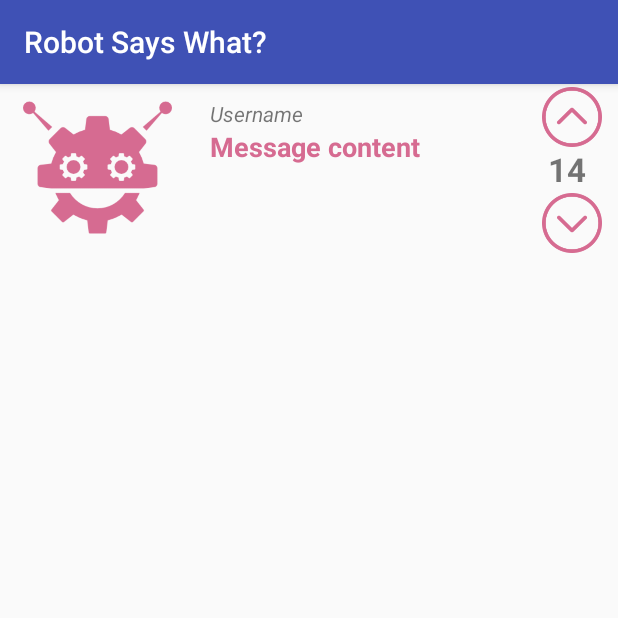
After one commit to AshleyRayMaceli/discussion-forum-android, an Android app: the fragment ThreadDetailFragment shown on its own in the app's theme, on a phone screen of 412 x 824 dp, the top half of it. The commit adds this screen. Run offline under Robolectric (Android 15) with nearby library versions, the phone set to English and light mode, and no system bars.

Commit message:
Create ThreadDetailActivity and corresponding xml file with basic layout for Thread Details

```diff
--- a/app/build.gradle
+++ b/app/build.gradle
@@ -37,7 +37,8 @@ android {
 dependencies {
     compile fileTree(dir: 'libs', include: ['*.jar'])
     testCompile 'junit:junit:4.12'
-    compile 'com.android.support:appcompat-v7:23.0.0'
+    apt 'org.parceler:parceler:1.1.1'
+    compile 'com.android.support:appcompat-v7:23.4.0'
     compile 'com.jakewharton:butterknife:7.0.1'
     compile 'com.android.support:recyclerview-v7:23.4.0'
     compile 'com.squareup.picasso:picasso:2.5.2'
@@ -45,7 +46,6 @@ dependencies {
     compile 'org.parceler:parceler-api:1.1.1'
     compile 'com.google.firebase:firebase-database:9.2.0'
     compile 'com.firebaseui:firebase-ui-database:0.4.1'
-    apt 'org.parceler:parceler:1.1.1'
 }
 
 apply plugin: 'com.google.gms.google-services'
--- a/app/src/main/AndroidManifest.xml
+++ b/app/src/main/AndroidManifest.xml
@@ -17,7 +17,8 @@
                 <category android:name="android.intent.category.LAUNCHER" />
             </intent-filter>
         </activity>
-        <activity android:name=".ui.NewPostActivity"></activity>
+        <activity android:name=".ui.NewPostActivity" />
+        <activity android:name=".ui.ThreadDetailActivity"></activity>
     </application>
 
 </manifest>
--- a/app/src/main/java/com/example/guest/discussionforum/models/Thread.java
+++ b/app/src/main/java/com/example/guest/discussionforum/models/Thread.java
@@ -1,9 +1,12 @@
 package com.example.guest.discussionforum.models;
+
+import java.util.ArrayList;
 
 public class Thread {
     String userName;
     String message;
     int score = 0;
+    ArrayList<String> comments = new ArrayList<String>();
 
     public Thread(String userName, String message) {
         this.userName = userName;
--- /dev/null
+++ b/app/src/main/java/com/example/guest/discussionforum/ui/ThreadDetailActivity.java
@@ -0,0 +1,13 @@
+package com.example.guest.discussionforum.ui;
+
+import android.support.v7.app.AppCompatActivity;
+import android.os.Bundle;
+
+public class ThreadDetailActivity extends AppCompatActivity {
+
+    @Override
+    protected void onCreate(Bundle savedInstanceState) {
+        super.onCreate(savedInstanceState);
+        setContentView(R.layout.activity_thread_detail);
+    }
+}
--- /dev/null
+++ b/app/src/main/java/com/example/guest/discussionforum/ui/ThreadDetailFragment.java
@@ -0,0 +1,26 @@
+package com.example.guest.discussionforum.ui;
+
+import android.os.Bundle;
+import android.support.v4.app.Fragment;
+import android.view.LayoutInflater;
+import android.view.View;
+import android.view.ViewGroup;
+
+import com.example.guest.discussionforum.R;
+
+public class ThreadDetailFragment extends Fragment {
+
+
+    public ThreadDetailFragment() {
+        // Required empty public constructor
+    }
+
+
+    @Override
+    public View onCreateView(LayoutInflater inflater, ViewGroup container,
+                             Bundle savedInstanceState) {
+        // Inflate the layout for this fragment
+        return inflater.inflate(R.layout.fragment_thread_detail, container, false);
+    }
+
+}
--- /dev/null
+++ b/app/src/main/res/layout/activity_thread_detail.xml
@@ -0,0 +1,14 @@
+<?xml version="1.0" encoding="utf-8"?>
+<RelativeLayout xmlns:android="http://schemas.android.com/apk/res/android"
+    xmlns:tools="http://schemas.android.com/tools"
+    android:layout_width="match_parent"
+    android:layout_height="match_parent"
+    tools:context="com.example.guest.discussionforum.ui.ThreadDetailActivity">
+
+    <android.support.v4.view.ViewPager
+        android:id="@+id/viewPager"
+        android:layout_width="match_parent"
+        android:layout_height="wrap_content">
+    </android.support.v4.view.ViewPager>
+
+</RelativeLayout>
--- /dev/null
+++ b/app/src/main/res/layout/fragment_thread_detail.xml
@@ -0,0 +1,99 @@
+<FrameLayout xmlns:android="http://schemas.android.com/apk/res/android"
+    xmlns:tools="http://schemas.android.com/tools"
+    android:orientation="horizontal"
+    android:layout_width="match_parent"
+    android:layout_height="match_parent"
+    tools:context="com.example.guest.discussionforum.ui.ThreadDetailFragment">
+
+
+    <GridLayout
+        android:layout_width="match_parent"
+        android:layout_height="200dp"
+        android:layout_gravity="center_horizontal|top">
+
+        <ImageView
+            android:layout_width="130dp"
+            android:layout_height="100dp"
+            android:id="@+id/threadImageView"
+            android:src="@drawable/robot"
+            android:padding="15dp"
+            android:scaleType="centerCrop"
+            android:layout_marginTop="5dp"
+            android:tint="@color/colorAccent" />
+
+        <LinearLayout
+            android:orientation="vertical"
+            android:layout_width="wrap_content"
+            android:layout_height="match_parent"
+            android:padding="10dp">
+
+            <TextView
+                android:layout_width="wrap_content"
+                android:layout_height="wrap_content"
+                android:text="Username"
+                android:id="@+id/userNameTextView"
+                android:layout_below="@+id/messageTextView"
+                android:layout_alignParentLeft="true"
+                android:layout_alignParentStart="true"
+                android:textStyle="italic"/>
+
+            <RelativeLayout
+                android:layout_width="211dp"
+                android:layout_height="match_parent">
+
+                <TextView
+                    android:layout_width="wrap_content"
+                    android:layout_height="wrap_content"
+                    android:id="@+id/messageTextView"
+                    android:textSize="18dp"
+                    android:textStyle="bold"
+                    android:text="Message content"
+                    android:textColor="@color/colorAccent"
+                    android:layout_alignParentTop="true"
+                    android:layout_alignParentLeft="true"
+                    android:layout_alignParentStart="true" />
+            </RelativeLayout>
+        </LinearLayout>
+
+        <GridLayout
+            android:layout_width="wrap_content"
+            android:layout_height="fill_parent"
+            android:layout_marginTop="2dp">
+
+            <ImageButton
+                android:layout_width="40dp"
+                android:layout_height="40dp"
+                android:id="@+id/upImageButton"
+                android:layout_row="0"
+                android:layout_column="2"
+                android:background="@drawable/up"
+                android:backgroundTint="@color/colorAccent" />
+
+            <TextView
+                android:layout_width="30dp"
+                android:layout_height="wrap_content"
+                android:text="14"
+                android:id="@+id/scoreTextView"
+                android:layout_row="1"
+                android:layout_column="2"
+                android:textStyle="bold"
+                android:textSize="22dp"
+                android:textAlignment="center"
+                android:layout_marginLeft="2dp" />
+
+            <ImageButton
+                android:layout_width="40dp"
+                android:layout_height="40dp"
+                android:id="@+id/downImageButton"
+                android:layout_row="2"
+                android:layout_column="2"
+                android:backgroundTint="@color/colorAccent"
+                android:background="@drawable/down"
+                android:layout_gravity="left|center_vertical"
+                android:layout_marginBottom="85dp" />
+
+        </GridLayout>
+
+    </GridLayout>
+
+</FrameLayout>
--- a/app/src/main/res/values/strings.xml
+++ b/app/src/main/res/values/strings.xml
@@ -11,4 +11,7 @@
         <item>Uranus</item>
         <item>Neptune</item>
     </string-array>
+
+    <!-- TODO: Remove or change this placeholder text -->
+    <string name="hello_blank_fragment">Hello blank fragment</string>
 </resources>
```
